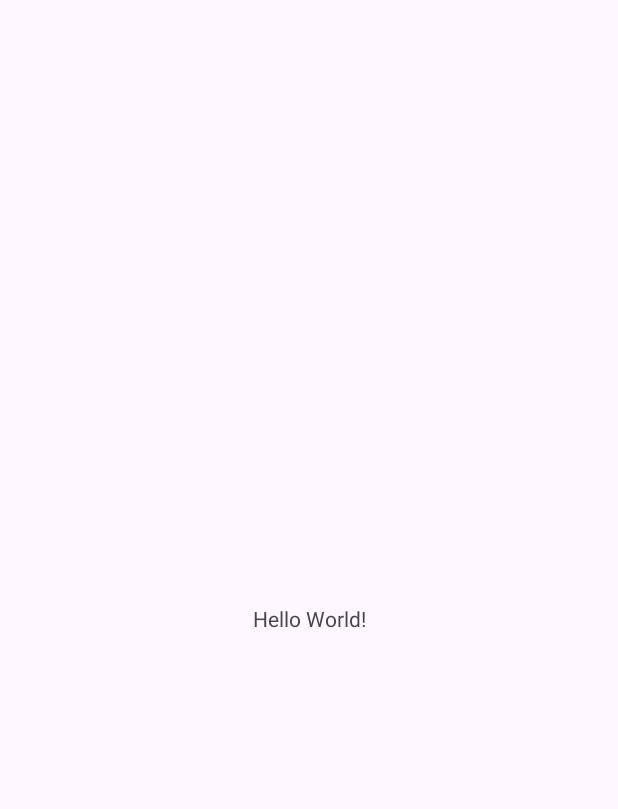
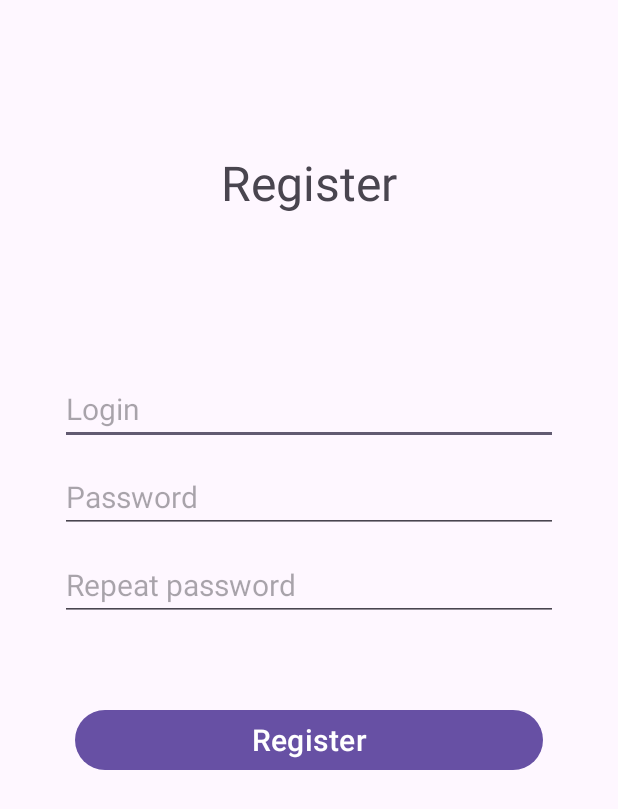
Before and after one commit to Epl-Grey/EatWell, an Android app: the screen it shows after launch (MainActivity before the commit, RegisterActivity after it), on a phone screen of 412 x 824 dp. Before the commit the part shown is almost empty. Shown: the top 809 px of the screen. Run offline under Robolectric (Android 15) with nearby library versions, the phone set to English and light mode, and no system bars; our stand-ins replace Firebase (no records; nobody signed in at launch, a user with empty details on screens opened directly).

```diff
--- a/app/src/main/AndroidManifest.xml
+++ b/app/src/main/AndroidManifest.xml
@@ -13,6 +13,12 @@
         android:theme="@style/Theme.MyApplication"
         tools:targetApi="31">
         <activity
+            android:name=".LoginActivity"
+            android:exported="false" />
+        <activity
+            android:name=".RegisterActivity"
+            android:exported="false" />
+        <activity
             android:name=".MainActivity"
             android:exported="true">
             <intent-filter>
--- a/app/src/main/java/com/example/myapplication/MainActivity.java
+++ b/app/src/main/java/com/example/myapplication/MainActivity.java
@@ -2,7 +2,12 @@ package com.example.myapplication;
 
 import androidx.appcompat.app.AppCompatActivity;
 
+import android.content.Intent;
 import android.os.Bundle;
+
+import com.google.firebase.FirebaseApp;
+import com.google.firebase.database.FirebaseDatabase;
+import com.google.firebase.ktx.Firebase;
 
 public class MainActivity extends AppCompatActivity {
 
@@ -10,5 +15,9 @@ public class MainActivity extends AppCompatActivity {
     protected void onCreate(Bundle savedInstanceState) {
         super.onCreate(savedInstanceState);
         setContentView(R.layout.activity_main);
+
+        Intent registerIntent = new Intent(this, RegisterActivity.class);
+        startActivity(registerIntent);
+
     }
 }
--- /dev/null
+++ b/app/src/main/java/com/example/myapplication/RegisterActivity.kt
@@ -0,0 +1,106 @@
+package com.example.myapplication
+
+import android.content.ContentValues.TAG
+import androidx.appcompat.app.AppCompatActivity
+import android.os.Bundle
+import android.util.Log
+import android.view.KeyEvent
+import android.widget.Button
+import android.widget.EditText
+import android.widget.Toast
+import com.example.myapplication.firebase.UserModel
+import com.google.firebase.FirebaseApp
+import com.google.firebase.database.DataSnapshot
+import com.google.firebase.database.DatabaseError
+import com.google.firebase.database.DatabaseReference
+import com.google.firebase.database.FirebaseDatabase
+import com.google.firebase.database.ValueEventListener
+import com.google.firebase.database.ktx.database
+import com.google.firebase.database.ktx.getValue
+import com.google.firebase.database.ktx.snapshots
+import com.google.firebase.ktx.Firebase
+import kotlinx.coroutines.flow.collectLatest
+import java.security.MessageDigest
+
+class RegisterActivity : AppCompatActivity() {
+    lateinit var loginEditText: EditText
+    lateinit var passwordEditText: EditText
+    lateinit var repeatPasswordEditText: EditText
+    lateinit var registerButton: Button
+
+    private lateinit var database: DatabaseReference
+
+
+    override fun onCreate(savedInstanceState: Bundle?) {
+        super.onCreate(savedInstanceState)
+        setContentView(R.layout.activity_register)
+
+        loginEditText = findViewById(R.id.login_edittext)
+        passwordEditText = findViewById(R.id.password_edittext)
+        repeatPasswordEditText = findViewById(R.id.repeat_password_edittext)
+        registerButton = findViewById(R.id.register_button)
+
+        FirebaseApp.initializeApp(this)
+        database = Firebase.database.getReference("Users")
+        database.keepSynced(true)
+
+        registerButton.setOnClickListener {
+            register()
+        }
+    }
+
+    private fun register(){
+        var isAnyEmpty: Boolean = false
+        if(loginEditText.text.isNullOrEmpty()){
+            loginEditText.error = "Enter login"
+            isAnyEmpty = true
+        }
+        if(passwordEditText.text.isNullOrEmpty()){
+            passwordEditText.error = "Enter password"
+            isAnyEmpty = true
+        }
+        if(repeatPasswordEditText.text.isNullOrEmpty()){
+            repeatPasswordEditText.error = "Repeat password"
+            isAnyEmpty = true
+        }
+        if(passwordEditText.text.toString() != repeatPasswordEditText.text.toString()){
+            Toast.makeText(this, "Password are different", Toast.LENGTH_LONG).show()
+            isAnyEmpty = true
+        }
+
+        if (isAnyEmpty)
+            return
+
+        val passwordHash: String = MessageDigest.getInstance("SHA-512")
+            .digest(passwordEditText.text.toString().toByteArray())
+            .joinToString(separator = "") {
+                ((it.toInt() and 0xff) + 0x100)
+                    .toString(16)
+                    .substring(1) }
+
+        val newUser = UserModel(
+            loginEditText.text.toString(),
+            passwordHash,
+        )
+
+        val userExistsListener = object : ValueEventListener {
+            override fun onDataChange(dataSnapshot: DataSnapshot) {
+                // Get Post object and use the values to update the UI
+                if (!dataSnapshot.exists()){
+                    database.child(newUser.login!!).setValue(newUser)
+                }else{
+                    Toast.makeText(this@RegisterActivity, "Login already in use", Toast.LENGTH_LONG).show()
+                }
+                database.orderByChild("login").equalTo(newUser.login).removeEventListener(this)
+            }
+
+            override fun onCancelled(databaseError: DatabaseError) {
+                // Getting Post failed, log a message
+                Log.w(TAG, "loadPost:onCancelled", databaseError.toException())
+                database.orderByChild("login").equalTo(newUser.login).removeEventListener(this)
+            }
+        }
+
+        database.orderByChild("login").equalTo(newUser.login).addValueEventListener(userExistsListener)
+    }
+}
--- /dev/null
+++ b/app/src/main/res/layout/activity_register.xml
@@ -0,0 +1,66 @@
+<?xml version="1.0" encoding="utf-8"?>
+<androidx.constraintlayout.widget.ConstraintLayout xmlns:android="http://schemas.android.com/apk/res/android"
+    xmlns:app="http://schemas.android.com/apk/res-auto"
+    xmlns:tools="http://schemas.android.com/tools"
+    android:layout_width="match_parent"
+    android:layout_height="match_parent"
+    tools:context=".RegisterActivity">
+
+    <LinearLayout
+        android:layout_width="match_parent"
+        android:layout_height="match_parent"
+        android:orientation="vertical">
+
+        <TextView
+            android:layout_width="match_parent"
+            android:layout_height="wrap_content"
+            android:text="Register"
+            android:textSize="32dp"
+            android:gravity="center"
+            android:layout_marginVertical="100dp"/>
+
+        <EditText
+            android:id="@+id/login_edittext"
+            android:layout_width="match_parent"
+            android:layout_height="wrap_content"
+            android:hint="Login"
+            android:textSize="20dp"
+            android:maxLines="1"
+            android:inputType="text"
+            android:layout_marginHorizontal="40dp"
+            android:layout_marginVertical="5dp"/>
+
+        <EditText
+            android:id="@+id/password_edittext"
+            android:layout_width="match_parent"
+            android:layout_height="wrap_content"
+            android:hint="Password"
+            android:textSize="20dp"
+            android:maxLines="1"
+            android:inputType="textVisiblePassword"
+            android:layout_marginHorizontal="40dp"
+            android:layout_marginVertical="5dp"/>
+
+        <EditText
+            android:id="@+id/repeat_password_edittext"
+            android:layout_width="match_parent"
+            android:layout_height="wrap_content"
+            android:hint="Repeat password"
+            android:textSize="20dp"
+            android:maxLines="1"
+            android:inputType="textVisiblePassword"
+            android:layout_marginHorizontal="40dp"
+            android:layout_marginVertical="5dp"
+            android:imeActionLabel=""/>
+
+        <Button
+            android:id="@+id/register_button"
+            android:layout_width="match_parent"
+            android:layout_height="wrap_content"
+            android:text="Register"
+            android:textSize="20dp"
+            android:layout_marginHorizontal="50dp"
+            android:layout_marginVertical="50dp"/>
+    </LinearLayout>
+
+</androidx.constraintlayout.widget.ConstraintLayout>
```
Also changed, not shown: app/build.gradle (+11 -2 lines), app/src/main/java/com/example/myapplication/LoginActivity.kt (added, +21 -0 lines), app/src/main/java/com/example/myapplication/firebase/UserModel.kt (added, +14 -0 lines), app/src/main/res/layout/activity_login.xml (added, +50 -0 lines), build.gradle (+7 -0 lines).
